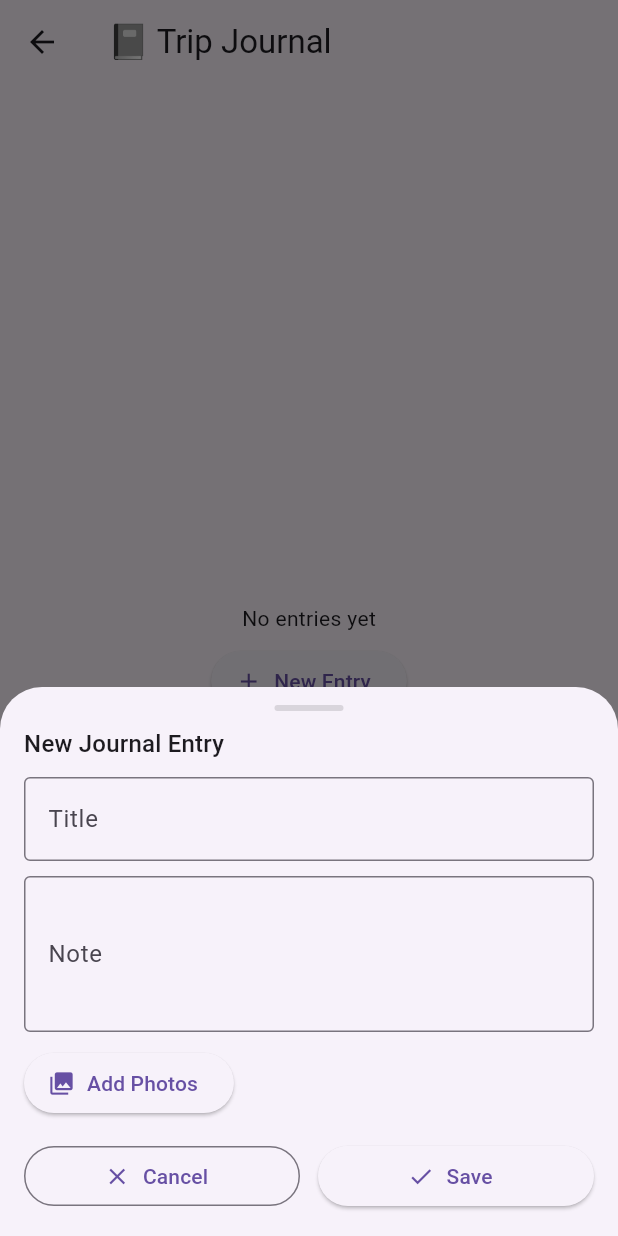
After one commit to pasindujayakodi77/ceylon, a Flutter app: the TripJournalScreen screen opened directly, after a tap on "New Entry", on a phone screen of 412 x 824 dp. The commit adds this screen. Run offline on Flutter 3.47's test engine with Material 3 defaults, Android fonts, the phone set to English and light mode, and no system bars; our stand-ins replace cloud_firestore, firebase_auth, firebase_core, firebase_messaging, firebase_storage, fl_chart and 10 more; accounts and stored records are empty.

Commit message:
feat: Update dependencies and add journal service with PDF export functionality
- Updated Firebase and related dependencies in pubspec.yaml
- Implemented JournalService for managing journal entries with Firestore and Firebase Storage
- Added functionality to create, update, delete, and export journal entries as PDF
- Created TripJournalScreen for user interface to interact with journal entries
- Integrated image picking and sharing capabilities
- Enhanced plugin registration for new dependencies in Windows platform✏️

```diff
--- /dev/null
+++ b/lib/features/journal/data/journal_service.dart
@@ -0,0 +1,176 @@
+import 'dart:io';
+import 'dart:typed_data';
+import 'package:cloud_firestore/cloud_firestore.dart';
+import 'package:firebase_auth/firebase_auth.dart';
+import 'package:firebase_storage/firebase_storage.dart';
+import 'package:image_picker/image_picker.dart';
+import 'package:pdf/widgets.dart' as pw;
+
+class JournalService {
+  JournalService._();
+  static final instance = JournalService._();
+
+  final _db = FirebaseFirestore.instance;
+  final _storage = FirebaseStorage.instance;
+
+  String get _uid {
+    final u = FirebaseAuth.instance.currentUser;
+    if (u == null) throw StateError('Not signed in');
+    return u.uid;
+  }
+
+  Stream<QuerySnapshot<Map<String, dynamic>>> entriesStream() {
+    return _db
+        .collection('users')
+        .doc(_uid)
+        .collection('journal')
+        .orderBy('createdAt', descending: true)
+        .snapshots();
+  }
+
+  Future<List<String>> _uploadPhotos(String entryId, List<XFile> files) async {
+    final urls = <String>[];
+    for (final f in files) {
+      final name = f.name;
+      final ref = _storage.ref().child('journal/$_uid/$entryId/$name');
+      final data = await f.readAsBytes();
+      await ref.putData(data, SettableMetadata(contentType: 'image/jpeg'));
+      urls.add(await ref.getDownloadURL());
+    }
+    return urls;
+  }
+
+  Future<String> addEntry({
+    required String title,
+    required String note,
+    List<XFile> photos = const [],
+  }) async {
+    final ref = await _db
+        .collection('users')
+        .doc(_uid)
+        .collection('journal')
+        .add({
+          'title': title.trim(),
+          'note': note.trim(),
+          'photos': [],
+          'createdAt': FieldValue.serverTimestamp(),
+          'updatedAt': FieldValue.serverTimestamp(),
+        });
+
+    if (photos.isNotEmpty) {
+      final urls = await _uploadPhotos(ref.id, photos);
+      await ref.update({
+        'photos': urls,
+        'updatedAt': FieldValue.serverTimestamp(),
+      });
+    }
+    return ref.id;
+  }
+
+  Future<void> updateEntry({
+    required String entryId,
+    required String title,
+    required String note,
+    List<XFile> newPhotos = const [],
+  }) async {
+    final doc = _db
+        .collection('users')
+        .doc(_uid)
+        .collection('journal')
+        .doc(entryId);
+    List<String> current = [];
+    final snap = await doc.get();
+    if (snap.exists) {
+      current = List<String>.from(snap.data()!['photos'] ?? []);
+    }
+    if (newPhotos.isNotEmpty) {
+      final urls = await _uploadPhotos(entryId, newPhotos);
+      current.addAll(urls);
+    }
+    await doc.set({
+      'title': title.trim(),
+      'note': note.trim(),
+      'photos': current,
+      'updatedAt': FieldValue.serverTimestamp(),
+    }, SetOptions(merge: true));
+  }
+
+  Future<void> deleteEntry(String entryId) async {
+    // Delete photos in storage
+    final folder = _storage.ref().child('journal/$_uid/$entryId');
+    try {
+      final list = await folder.listAll();
+      for (final item in list.items) {
+        await item.delete();
+      }
+    } catch (_) {}
+    // Delete Firestore doc
+    await _db
+        .collection('users')
+        .doc(_uid)
+        .collection('journal')
+        .doc(entryId)
+        .delete();
+  }
+
+  /// Build a PDF from given entries (title, note, photos)
+  Future<Uint8List> buildPdfFromEntries(
+    List<Map<String, dynamic>> entries,
+  ) async {
+    final pdf = pw.Document();
+
+    for (final e in entries) {
+      final title = (e['title'] ?? '') as String;
+      final note = (e['note'] ?? '') as String;
+      final photos = (e['photos'] as List?)?.cast<String>() ?? <String>[];
+
+      pdf.addPage(
+        pw.MultiPage(
+          margin: const pw.EdgeInsets.all(24),
+          build: (ctx) => [
+            pw.Text(
+              title,
+              style: pw.TextStyle(fontSize: 20, fontWeight: pw.FontWeight.bold),
+            ),
+            pw.SizedBox(height: 8),
+            if (e['createdAt'] != null)
+              pw.Text(
+                'Date: ${(e['createdAt'] as Timestamp).toDate().toLocal()}',
+                style: const pw.TextStyle(fontSize: 10),
+              ),
+            pw.SizedBox(height: 12),
+            pw.Text(note, style: const pw.TextStyle(fontSize: 12)),
+            pw.SizedBox(height: 12),
+            if (photos.isNotEmpty)
+              ...photos.map(
+                (url) => pw.Padding(
+                  padding: const pw.EdgeInsets.only(bottom: 8),
+                  child: pw.UrlLink(
+                    destination: url,
+                    child: pw.Center(
+                      child: pw.Image(
+                        pw.MemoryImage(
+                          // Load bytes via NetworkAssetBundle.fetch is not available in pdf.
+                          // Workaround: let printing package fetch at print time using network images,
+                          // or skip embedding and show URL. Simpler: show URL (already clickable).
+                          // To embed images, you’d need to pre-download bytes outside and pass in.
+                          Uint8List(0),
+                        ),
+                      ),
+                    ),
+                  ),
+                ),
+              ),
+            if (photos.isNotEmpty)
+              pw.Text(
+                '(Images not embedded in offline mode; tap URLs in PDF viewer to open.)',
+                style: const pw.TextStyle(fontSize: 9),
+              ),
+          ],
+        ),
+      );
+    }
+
+    return pdf.save();
+  }
+}
--- /dev/null
+++ b/lib/features/journal/presentation/screens/trip_journal_screen.dart
@@ -0,0 +1,425 @@
+import 'dart:typed_data';
+import 'package:cloud_firestore/cloud_firestore.dart';
+import 'package:flutter/material.dart';
+import 'package:image_picker/image_picker.dart';
+import 'package:printing/printing.dart';
+import 'package:share_plus/share_plus.dart';
+
+import 'package:ceylon/features/journal/data/journal_service.dart';
+
+class TripJournalScreen extends StatefulWidget {
+  const TripJournalScreen({super.key});
+
+  @override
+  State<TripJournalScreen> createState() => _TripJournalScreenState();
+}
+
+class _TripJournalScreenState extends State<TripJournalScreen> {
+  final _picker = ImagePicker();
+  bool _exporting = false;
+  List<String> _selectedIds = []; // for selective export
+
+  Future<void> _openCreateOrEdit({
+    DocumentSnapshot<Map<String, dynamic>>? doc,
+  }) async {
+    final titleCtrl = TextEditingController(text: doc?.data()?['title'] ?? '');
+    final noteCtrl = TextEditingController(text: doc?.data()?['note'] ?? '');
+    List<XFile> picked = [];
+
+    await showModalBottomSheet(
+      context: context,
+      useSafeArea: true,
+      isScrollControlled: true,
+      builder: (ctx) => StatefulBuilder(
+        builder: (ctx, setSheet) => Padding(
+          padding: EdgeInsets.only(
+            left: 16,
+            right: 16,
+            top: 12,
+            bottom: 16 + MediaQuery.of(ctx).viewInsets.bottom,
+          ),
+          child: Column(
+            mainAxisSize: MainAxisSize.min,
+            children: [
+              Container(
+                height: 4,
+                width: 46,
+                decoration: BoxDecoration(
+                  color: Colors.black12,
+                  borderRadius: BorderRadius.circular(3),
+                ),
+              ),
+              const SizedBox(height: 10),
+              Align(
+                alignment: Alignment.centerLeft,
+                child: Text(
+                  doc == null ? 'New Journal Entry' : 'Edit Journal Entry',
+                  style: Theme.of(ctx).textTheme.titleMedium,
+                ),
+              ),
+              const SizedBox(height: 10),
+              TextField(
+                controller: titleCtrl,
+                decoration: const InputDecoration(
+                  labelText: 'Title',
+                  border: OutlineInputBorder(),
+                ),
+              ),
+              const SizedBox(height: 10),
+              TextField(
+                controller: noteCtrl,
+                minLines: 3,
+                maxLines: 8,
+                decoration: const InputDecoration(
+                  labelText: 'Note',
+                  border: OutlineInputBorder(),
+                ),
+              ),
+              const SizedBox(height: 10),
+              Row(
+                children: [
+                  ElevatedButton.icon(
+                    onPressed: () async {
+                      final files = await _picker.pickMultiImage(
+                        imageQuality: 85,
+                      );
+                      if (files != null && files.isNotEmpty) {
+                        picked.addAll(files);
+                        setSheet(() {}); // refresh preview count
+                      }
+                    },
+                    icon: const Icon(Icons.photo_library),
+                    label: const Text('Add Photos'),
+                  ),
+                  const SizedBox(width: 12),
+                  if (picked.isNotEmpty) Text('${picked.length} selected'),
+                ],
+              ),
+              const SizedBox(height: 14),
+              Row(
+                children: [
+                  Expanded(
+                    child: OutlinedButton.icon(
+                      onPressed: () => Navigator.pop(ctx),
+                      icon: const Icon(Icons.close),
+                      label: const Text('Cancel'),
+                    ),
+                  ),
+                  const SizedBox(width: 12),
+                  Expanded(
+                    child: ElevatedButton.icon(
+                      onPressed: () async {
+                        final title = titleCtrl.text.trim();
+                        final note = noteCtrl.text.trim();
+                        if (title.isEmpty && note.isEmpty && picked.isEmpty)
+                          return;
+
+                        if (doc == null) {
+                          await JournalService.instance.addEntry(
+                            title: title,
+                            note: note,
+                            photos: picked,
+                          );
+                        } else {
+                          await JournalService.instance.updateEntry(
+                            entryId: doc.id,
+                            title: title.isEmpty
+                                ? (doc.data()?['title'] ?? '')
+                                : title,
+                            note: note.isEmpty
+                                ? (doc.data()?['note'] ?? '')
+                                : note,
+                            newPhotos: picked,
+                          );
+                        }
+
+                        if (mounted) Navigator.pop(ctx);
+                        ScaffoldMessenger.of(context).showSnackBar(
+                          const SnackBar(content: Text('✅ Saved')),
+                        );
+                      },
+                      icon: const Icon(Icons.check),
+                      label: const Text('Save'),
+                    ),
+                  ),
+                ],
+              ),
+            ],
+          ),
+        ),
+      ),
+    );
+
+    titleCtrl.dispose();
+    noteCtrl.dispose();
+  }
+
+  Future<void> _deleteEntry(String id) async {
+    final ok = await showDialog<bool>(
+      context: context,
+      builder: (_) => AlertDialog(
+        title: const Text('Delete Entry'),
+        content: const Text('This will remove the note and photos. Continue?'),
+        actions: [
+          TextButton(
+            onPressed: () => Navigator.pop(context, false),
+            child: const Text('Cancel'),
+          ),
+          TextButton(
+            onPressed: () => Navigator.pop(context, true),
+            child: const Text('Delete'),
+          ),
+        ],
+      ),
+    );
+    if (ok == true) {
+      await JournalService.instance.deleteEntry(id);
+      if (mounted) {
+        ScaffoldMessenger.of(
+          context,
+        ).showSnackBar(const SnackBar(content: Text('🗑 Deleted')));
+      }
+    }
+  }
+
+  Future<void> _exportSelectedToPdf(
+    List<QueryDocumentSnapshot<Map<String, dynamic>>> allDocs,
+  ) async {
+    if (_selectedIds.isEmpty) {
+      ScaffoldMessenger.of(
+        context,
+      ).showSnackBar(const SnackBar(content: Text('Select entries to export')));
+      return;
+    }
+    setState(() => _exporting = true);
+    try {
+      final chosen = allDocs
+          .where((d) => _selectedIds.contains(d.id))
+          .map((d) => d.data()..['createdAt'] = d['createdAt'])
+          .toList();
+      final bytes = await JournalService.instance.buildPdfFromEntries(chosen);
+      await Printing.sharePdf(bytes: bytes, filename: 'trip_journal.pdf');
+    } finally {
+      if (mounted) setState(() => _exporting = false);
+    }
+  }
+
+  @override
+  Widget build(BuildContext context) {
+    return Scaffold(
+      appBar: AppBar(
+        title: const Text('📓 Trip Journal'),
+        actions: [
+          if (_exporting)
+            const Padding(
+              padding: EdgeInsets.only(right: 12),
+              child: Center(
+                child: SizedBox(
+                  width: 18,
+                  height: 18,
+                  child: CircularProgressIndicator(strokeWidth: 2),
+                ),
+              ),
+            ),
+        ],
+      ),
+      body: StreamBuilder<QuerySnapshot<Map<String, dynamic>>>(
+        stream: JournalService.instance.entriesStream(),
+        builder: (context, snap) {
+          if (snap.connectionState == ConnectionState.waiting) {
+            return const Center(child: CircularProgressIndicator());
+          }
+          if (!snap.hasData || snap.data!.docs.isEmpty) {
+            return Center(
+              child: Column(
+                mainAxisSize: MainAxisSize.min,
+                children: [
+                  const Text('No entries yet'),
+                  const SizedBox(height: 8),
+                  ElevatedButton.icon(
+                    onPressed: () => _openCreateOrEdit(),
+                    icon: const Icon(Icons.add),
+                    label: const Text('New Entry'),
+                  ),
+                ],
+              ),
+            );
+          }
+
+          final docs = snap.data!.docs;
+
+          return Column(
+            children: [
+              // Export toolbar
+              Padding(
+                padding: const EdgeInsets.fromLTRB(12, 8, 12, 0),
+                child: Row(
+                  children: [
+                    Expanded(child: Text('${_selectedIds.length} selected')),
+                    OutlinedButton.icon(
+                      onPressed: _exporting
+                          ? null
+                          : () => _exportSelectedToPdf(docs),
+                      icon: const Icon(Icons.picture_as_pdf),
+                      label: const Text('Export PDF'),
+                    ),
+                    const SizedBox(width: 8),
+                    TextButton(
+                      onPressed: () => setState(() => _selectedIds.clear()),
+                      child: const Text('Clear'),
+                    ),
+                  ],
+                ),
+              ),
+              const Divider(height: 0),
+              Expanded(
+                child: ListView.separated(
+                  padding: const EdgeInsets.fromLTRB(12, 8, 12, 16),
+                  itemCount: docs.length,
+                  separatorBuilder: (_, __) => const Divider(height: 0),
+                  itemBuilder: (_, i) {
+                    final d = docs[i];
+                    final data = d.data();
+                    final title = (data['title'] ?? 'Untitled') as String;
+                    final note = (data['note'] ?? '') as String;
+                    final photos =
+                        (data['photos'] as List?)?.cast<String>() ?? [];
+                    final createdAt = (data['createdAt'] as Timestamp?)
+                        ?.toDate();
+
+                    final selected = _selectedIds.contains(d.id);
+
+                    return InkWell(
+                      onLongPress: () {
+                        setState(() {
+                          if (selected) {
+                            _selectedIds.remove(d.id);
+                          } else {
+                            _selectedIds.add(d.id);
+                          }
+                        });
+                      },
+                      onTap: () {
+                        // quick toggle selection on tap when exporting; otherwise edit
+                        if (_selectedIds.isNotEmpty) {
+                          setState(() {
+                            if (selected) {
+                              _selectedIds.remove(d.id);
+                            } else {
+                              _selectedIds.add(d.id);
+                            }
+                          });
+                        } else {
+                          _openCreateOrEdit(doc: d);
+                        }
+                      },
+                      child: Card(
+                        color: selected ? Colors.blue.shade50 : null,
+                        elevation: 1.5,
+                        child: Padding(
+                          padding: const EdgeInsets.all(12),
+                          child: Column(
+                            crossAxisAlignment: CrossAxisAlignment.start,
+                            children: [
+                              Row(
+                                children: [
+                                  Expanded(
+                                    child: Text(
+                                      title,
+                                      style: const TextStyle(
+                                        fontWeight: FontWeight.bold,
+                                      ),
+                                    ),
+                                  ),
+                                  if (createdAt != null)
+                                    Text(
+                                      createdAt
+                                          .toLocal()
+                                          .toString()
+                                          .split('.')
+                                          .first,
+                                      style: const TextStyle(
+                                        fontSize: 11,
+                                        color: Colors.grey,
+                                      ),
+                                    ),
+                                ],
+                              ),
+                              if (note.isNotEmpty) ...[
+                                const SizedBox(height: 6),
+                                Text(
+                                  note,
+                                  maxLines: 3,
+                                  overflow: TextOverflow.ellipsis,
+                                ),
+                              ],
+                              if (photos.isNotEmpty) ...[
+                                const SizedBox(height: 8),
+                                SizedBox(
+                                  height: 90,
+                                  child: ListView.separated(
+                                    scrollDirection: Axis.horizontal,
+                                    itemCount: photos.length,
+                                    separatorBuilder: (_, __) =>
+                                        const SizedBox(width: 6),
+                                    itemBuilder: (_, idx) => ClipRRect(
+                                      borderRadius: BorderRadius.circular(6),
+                                      child: Image.network(
+                                        photos[idx],
+                                        width: 120,
+                                        height: 90,
+                                        fit: BoxFit.cover,
+                                      ),
+                                    ),
+                                  ),
+                                ),
+                              ],
+                              const SizedBox(height: 8),
+                              Row(
+                                children: [
+                                  TextButton.icon(
+                                    onPressed: () => _openCreateOrEdit(doc: d),
+                                    icon: const Icon(Icons.edit),
+                                    label: const Text('Edit'),
+                                  ),
+                                  const SizedBox(width: 8),
+                                  TextButton.icon(
+                                    onPressed: () => _deleteEntry(d.id),
+                                    icon: const Icon(Icons.delete_outline),
+                                    label: const Text('Delete'),
+                                  ),
+                                  const Spacer(),
+                                  Checkbox(
+                                    value: selected,
+                                    onChanged: (v) {
+                                      setState(() {
+                                        if (v == true) {
+                                          _selectedIds.add(d.id);
+                                        } else {
+                                          _selectedIds.remove(d.id);
+                                        }
+                                      });
+                                    },
+                                  ),
+                                ],
+                              ),
+                            ],
+                          ),
+                        ),
+                      ),
+                    );
+                  },
+                ),
+              ),
+            ],
+          );
+        },
+      ),
+      floatingActionButton: FloatingActionButton.extended(
+        icon: const Icon(Icons.add),
+        label: const Text('New Entry'),
+        onPressed: () => _openCreateOrEdit(),
+      ),
+    );
+  }
+}
```
Also changed, not shown: lib/features/auth/data/auth_repository.dart (+3 -4 lines), lib/features/home/presentation/screens/home_screen.dart (+13 -0 lines), lib/features/map/presentation/screens/attractions_map_screen.dart (+3 -4 lines), pubspec.yaml (+15 -10 lines), pubspec.lock, 6 other files.
